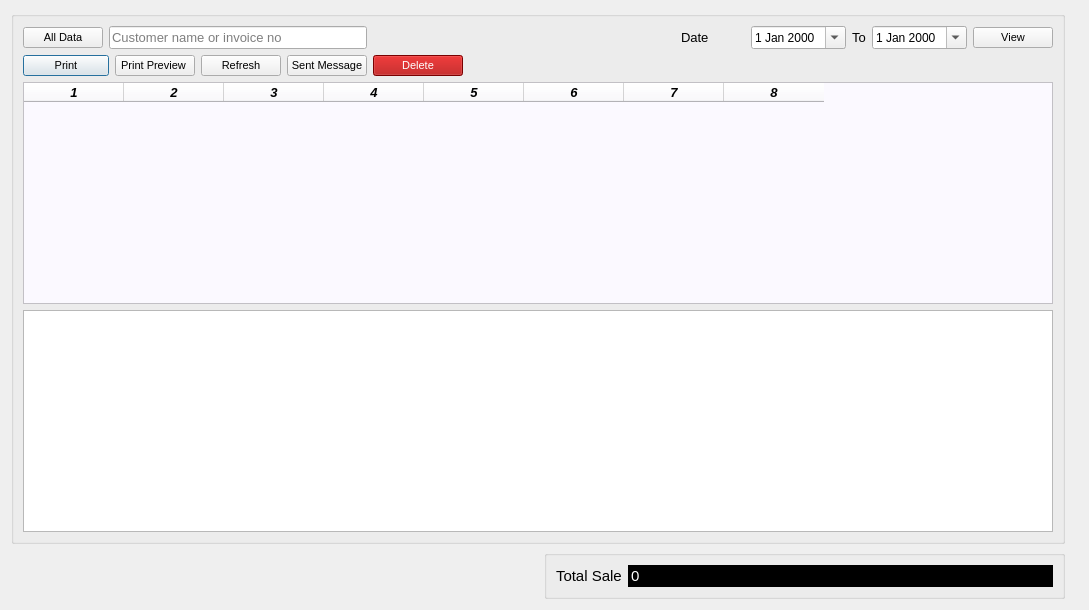
This is ui/sinvoice.ui in ansarul543/pos-inventory as Qt 5 draws it before an edit. The edited form follows.
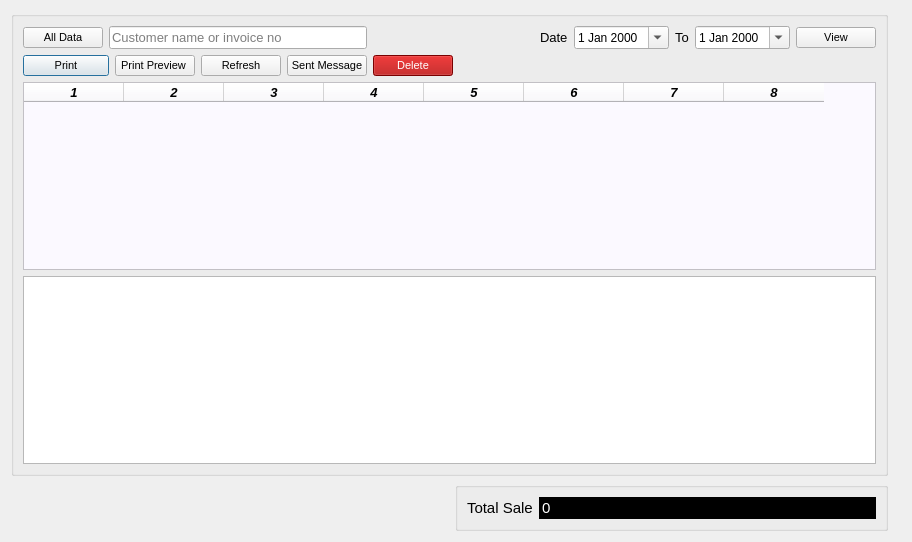
This is the edited form.

Patch:
```diff
--- a/ui/sinvoice.ui
+++ b/ui/sinvoice.ui
@@ -9,8 +9,8 @@
    <rect>
     <x>0</x>
     <y>0</y>
-    <width>1089</width>
-    <height>610</height>
+    <width>912</width>
+    <height>542</height>
    </rect>
   </property>
   <property name="windowTitle">
```
